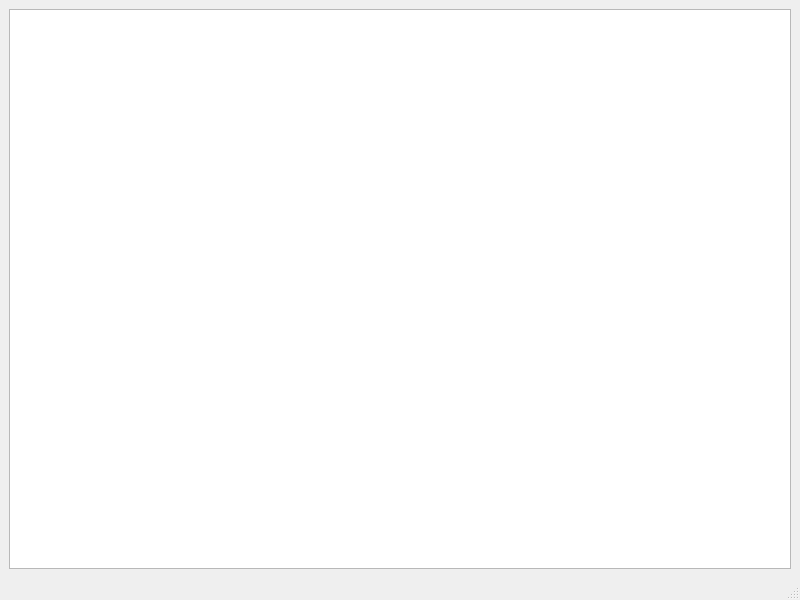
Above: source/qxrdtestscanwindowdatavis.ui from guyjennings/qxrd before the change. Below: the same form after it.
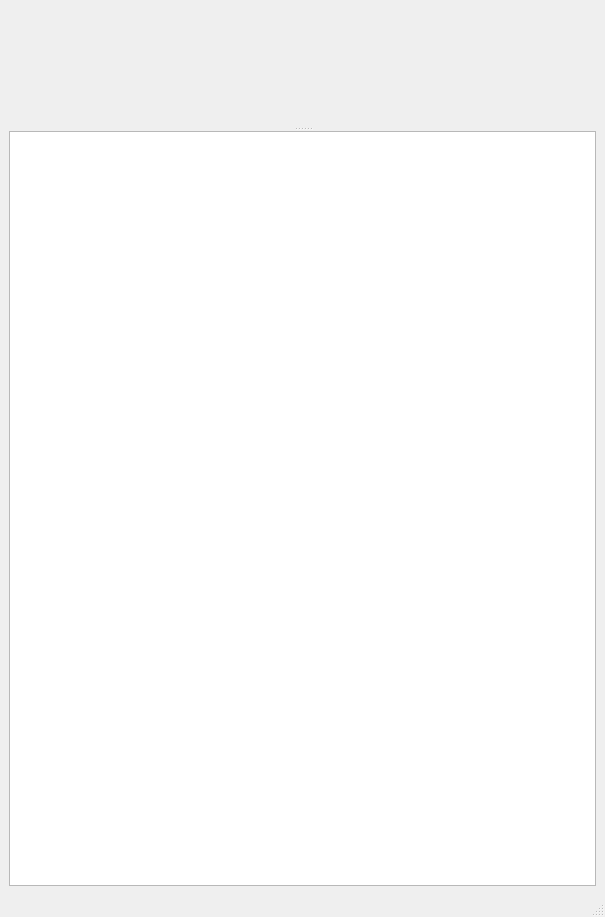
That is the form after the change. Custom widgets are drawn as their Qt base class.

Commit message: Added graph panels for Data Vis vs Qwt comparison

The edit to the form file:
```diff
--- a/source/qxrdtestscanwindowdatavis.ui
+++ b/source/qxrdtestscanwindowdatavis.ui
@@ -6,8 +6,8 @@
    <rect>
     <x>0</x>
     <y>0</y>
-    <width>800</width>
-    <height>600</height>
+    <width>605</width>
+    <height>917</height>
    </rect>
   </property>
   <property name="windowTitle">
@@ -16,7 +16,13 @@
   <widget class="QWidget" name="centralwidget">
    <layout class="QGridLayout" name="gridLayout">
     <item row="0" column="0">
-     <widget class="QTextBrowser" name="m_Messages"/>
+     <widget class="QSplitter" name="splitter">
+      <property name="orientation">
+       <enum>Qt::Vertical</enum>
+      </property>
+      <widget class="QxrdTestScanPlotDataVis" name="m_Graph" native="true"/>
+      <widget class="QTextBrowser" name="m_Messages"/>
+     </widget>
     </item>
    </layout>
   </widget>
@@ -32,6 +38,14 @@
   </widget>
   <widget class="QStatusBar" name="statusbar"/>
  </widget>
+ <customwidgets>
+  <customwidget>
+   <class>QxrdTestScanPlotDataVis</class>
+   <extends>QWidget</extends>
+   <header>qxrdtestscanplotdatavis.h</header>
+   <container>1</container>
+  </customwidget>
+ </customwidgets>
  <resources/>
  <connections/>
 </ui>
```
Left out of the diff: 2 changed lines with no effect on the pictures. The commit also changes 17 other files.
